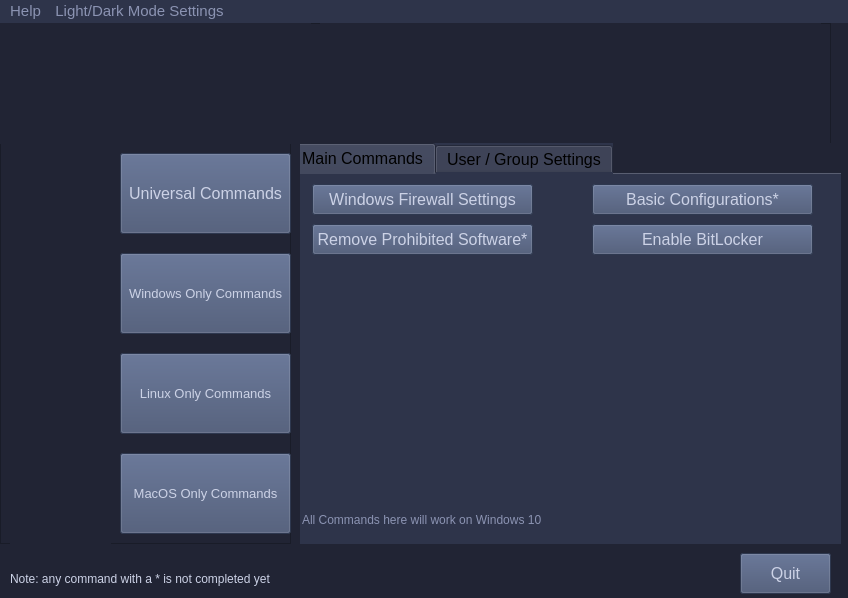
Old version of the form GUIs/ScriptRunnerPyQt5_GUI/PyUIs/MainMenu2.ui in the repository vipersniper0501/CP_Scripts2.
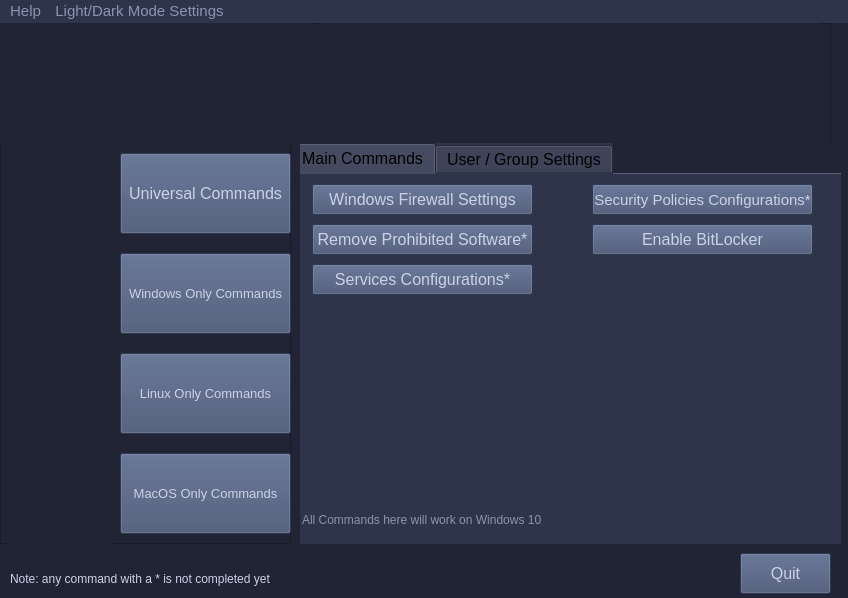
New version of the form. The open tabs and pages were chosen to show the change. Icons and pictures are not drawn.

```diff
--- a/GUIs/ScriptRunnerPyQt5_GUI/PyUIs/MainMenu2.ui
+++ b/GUIs/ScriptRunnerPyQt5_GUI/PyUIs/MainMenu2.ui
@@ -463,14 +463,14 @@
         </property>
         <property name="font">
          <font>
-          <pointsize>12</pointsize>
+          <pointsize>11</pointsize>
          </font>
         </property>
         <property name="styleSheet">
          <string notr="true">background-color: #414E6E;color: #CCD2E6;</string>
         </property>
         <property name="text">
-         <string>Basic Configurations*</string>
+         <string>Security Policies Configurations*</string>
         </property>
        </widget>
        <widget class="QPushButton" name="rmvprosoftbutton_2">
@@ -555,6 +555,27 @@
          <string>Enable BitLocker</string>
         </property>
        </widget>
+       <widget class="QPushButton" name="servicesConfButton_4">
+        <property name="geometry">
+         <rect>
+          <x>20</x>
+          <y>90</y>
+          <width>221</width>
+          <height>31</height>
+         </rect>
+        </property>
+        <property name="font">
+         <font>
+          <pointsize>12</pointsize>
+         </font>
+        </property>
+        <property name="styleSheet">
+         <string notr="true">background-color: #414E6E;color: #CCD2E6;</string>
+        </property>
+        <property name="text">
+         <string>Services Configurations*</string>
+        </property>
+       </widget>
       </widget>
       <widget class="QWidget" name="windows_usrgruCOM">
        <attribute name="title">
```
Left out of the diff: 6 changed lines with no effect on the pictures.
